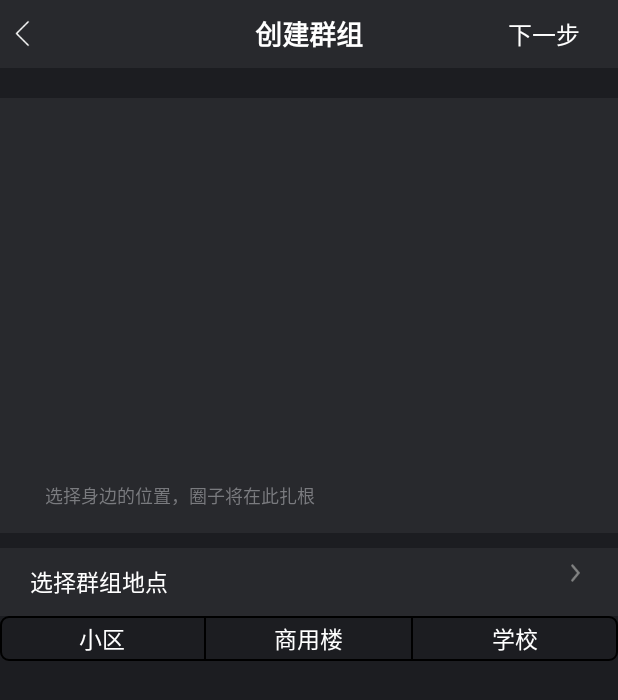
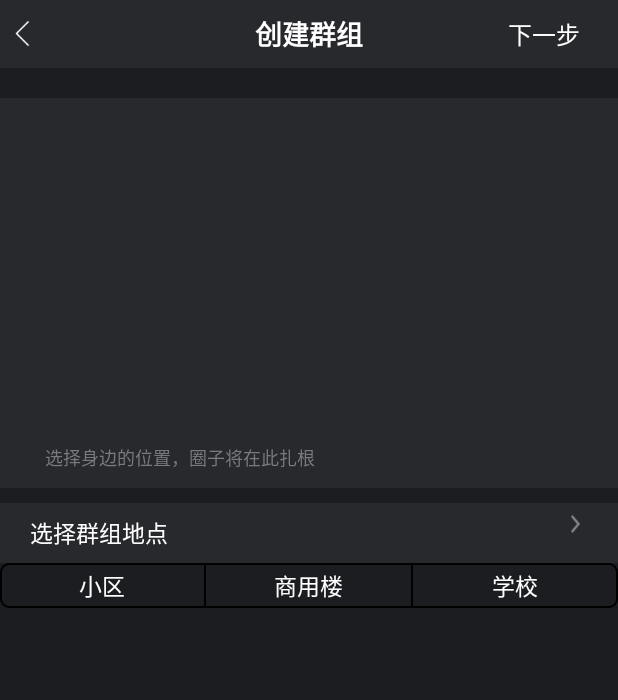
Before and after one commit to xuff78/iuGnauQ, an Android app: the QCreateGroupTwoActivity screen opened directly, with no data from a screen before it, on a phone screen of 412 x 824 dp. Shown: the top 700 px of the screen. Run offline under Robolectric (Android 15) with nearby library versions, the phone set to English and light mode, and no system bars; our stand-ins replace Volley; libraries missing offline, so code that uses them is left out: com.alibaba.fastjson, com.amap.api, com.facebook.drawee, com.gitonway.lee, common.eric.com; plain views replace SimpleDraweeView; 7 statements that could not run were skipped.

Commit message:
群组发布增加地图修复bug

```diff
--- a/app/build.gradle
+++ b/app/build.gradle
@@ -65,7 +65,7 @@ android {
 dependencies {
     compile fileTree(include: ['*.jar'], dir: 'libs')
     compile group: 'common.eric.com.ebaselibrary', name: 'ebaselibrary', version: '0.0.7-SNAPSHOT', changing: true
-    compile group: 'cn.smssdk', name: 'SMSSDK', version: '0.0.2-SNAPSHOT', changing: true
+    compile group: 'cn.smssdk', name: 'SMSSDK', version: '0.0.3-SNAPSHOT', changing: true
     compile('com.lsjwzh:materialloadingprogressbar:0.5.6-RELEASE')
     compile 'com.nineoldandroids:library:2.4.0'
     compile 'com.github.sd6352051.niftydialogeffects:niftydialogeffects:1.0.0@aar'
--- a/app/src/main/res/layout/activity_qcreate_two_group.xml
+++ b/app/src/main/res/layout/activity_qcreate_two_group.xml
@@ -10,7 +10,7 @@
     <LinearLayout
         android:id="@+id/addGroupIcon"
         android:layout_width="match_parent"
-        android:layout_height="240dp"
+        android:layout_height="220dp"
         android:layout_marginTop="20dp"
         android:background="@color/black_title"
         android:gravity="center"
@@ -27,7 +27,7 @@
     <TextView
         style="@style/text_12_7f"
         android:layout_width="match_parent"
-        android:layout_height="50dp"
+        android:layout_height="40dp"
         android:background="@color/black_title"
         android:gravity="center_vertical"
         android:paddingLeft="30dp"
@@ -45,13 +45,14 @@
     <RelativeLayout
         android:id="@+id/selectGroupAddress"
         android:layout_width="match_parent"
-        android:layout_height="45dp"
+        android:layout_height="40dp"
         android:layout_marginTop="10dp"
         android:background="@color/black_title"
         android:gravity="center_vertical"
         android:onClick="onClick">
 
         <TextView
+            android:id="@+id/address"
             style="@style/text_15_white"
             android:layout_width="wrap_content"
             android:layout_height="wrap_content"
--- a/app/src/main/res/layout/list_search_poi_item.xml
+++ b/app/src/main/res/layout/list_search_poi_item.xml
@@ -1,14 +1,14 @@
 <?xml version="1.0" encoding="utf-8"?>
 <RelativeLayout xmlns:android="http://schemas.android.com/apk/res/android"
     android:layout_width="match_parent"
-    android:layout_height="50dp"
+    android:layout_height="wrap_content"
     android:background="@color/black_title">
 
     <TextView
         android:id="@+id/areaName"
         style="@style/text_12_white"
         android:layout_width="wrap_content"
-        android:layout_height="match_parent"
+        android:layout_height="50dp"
         android:layout_alignParentLeft="true"
         android:layout_marginLeft="20dp"
         android:gravity="center"
@@ -18,7 +18,7 @@
         android:id="@+id/distance"
         style="@style/text_12_white"
         android:layout_width="wrap_content"
-        android:layout_height="match_parent"
+        android:layout_height="50dp"
         android:layout_alignParentRight="true"
         android:layout_marginRight="20dp"
         android:gravity="center"
```
Also changed, not shown: app/src/main/java/com/xj/guanquan/activity/contact/QCreateGroupTwoActivity.java (+12 -3 lines).
